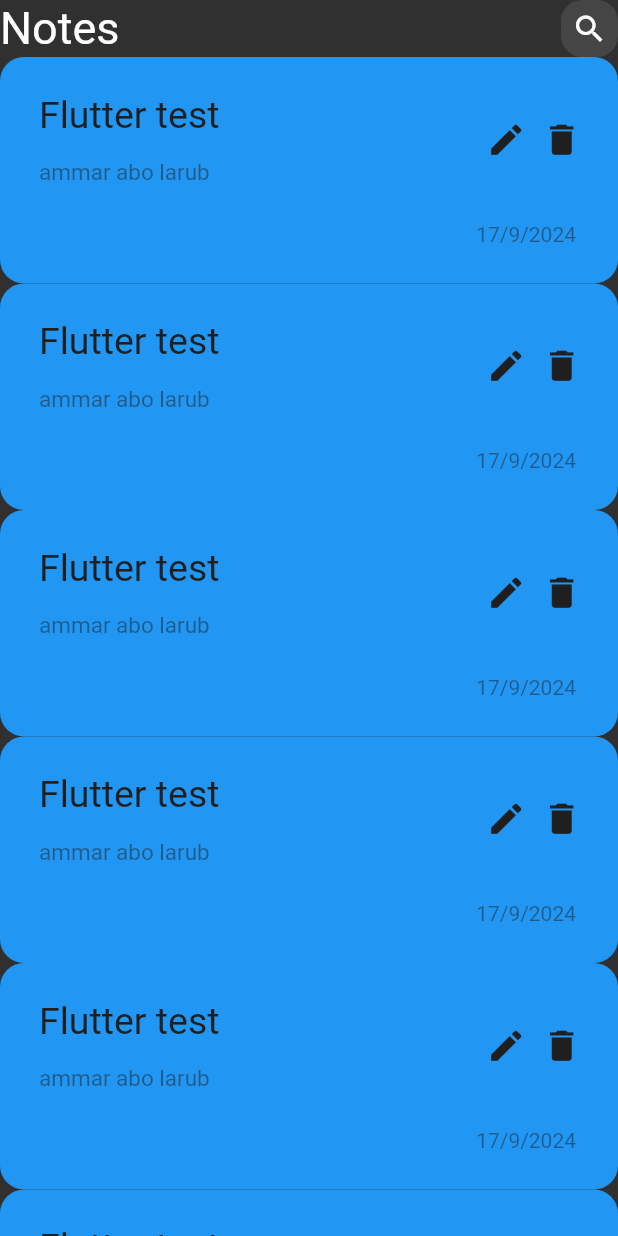
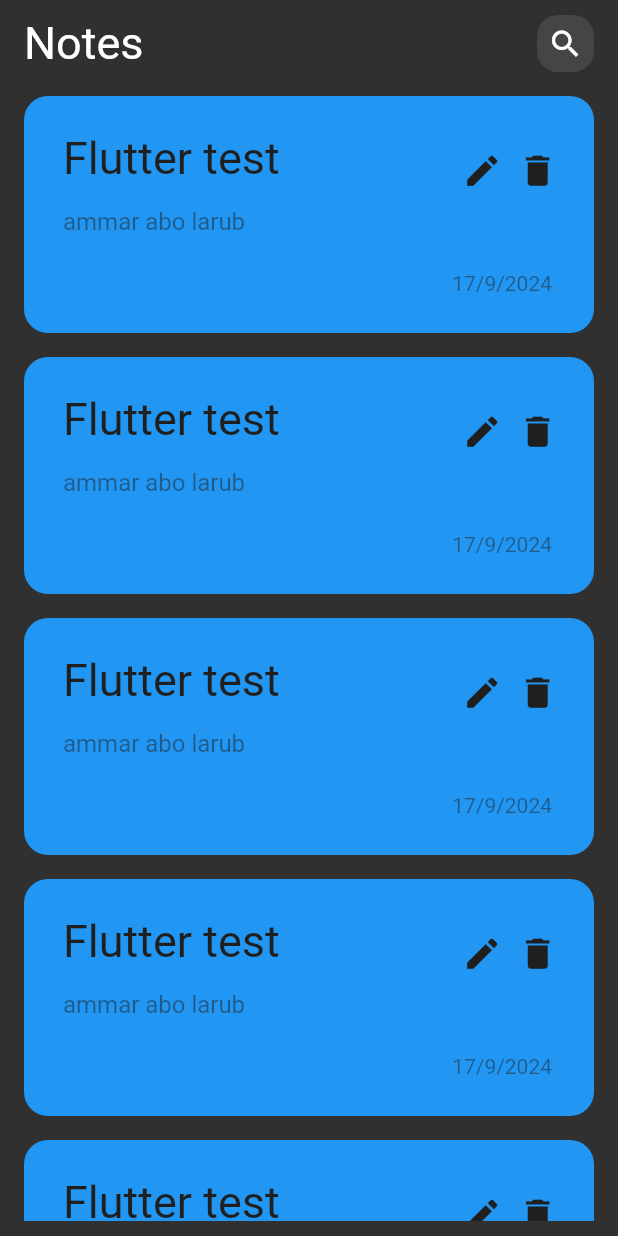
Before and after one commit to ammaraboalrub3/note_app, a Flutter app: the screen it shows after launch, on a phone screen of 412 x 824 dp. Run offline on Flutter 3.47's test engine with Material 2 defaults, Android fonts, the phone set to English and light mode, and no system bars.

Commit message:
add pading to NoteBodyView

```diff
--- a/lib/view/note_body_view.dart
+++ b/lib/view/note_body_view.dart
@@ -13,6 +13,8 @@ class NoteBodyView extends StatelessWidget {
   Widget build(BuildContext context) {
     return const Scaffold(
       body: SafeArea(
+        child: Padding(
+          padding: EdgeInsets.symmetric(horizontal: 16, vertical: 10),
           child: Column(
             children: [
               Row(
@@ -26,8 +28,12 @@ class NoteBodyView extends StatelessWidget {
                   ),
                 ],
               ),
+              SizedBox(
+                height: 16,
+              ),
               Expanded(child: CustomNoteItemBuilder()),
             ],
+          ),
         ),
       ),
     );
--- a/lib/widget/Custom_note_item_builder.dart
+++ b/lib/widget/Custom_note_item_builder.dart
@@ -7,6 +7,7 @@ class CustomNoteItemBuilder extends StatelessWidget {
   @override
   Widget build(BuildContext context) {
     return ListView.builder(
+        physics: const BouncingScrollPhysics(),
         itemCount: 10,
         itemBuilder: (context, index) {
           return const CustomNoteItem();
--- a/lib/widget/custom_note_item.dart
+++ b/lib/widget/custom_note_item.dart
@@ -8,7 +8,9 @@ class CustomNoteItem extends StatelessWidget {
 
   @override
   Widget build(BuildContext context) {
-    return Container(
+    return Padding(
+      padding: const EdgeInsets.only(bottom: 16),
+      child: Container(
         decoration: BoxDecoration(
             color: Colors.blue, borderRadius: BorderRadius.circular(16)),
         width: MediaQuery.of(context).size.width,
@@ -25,13 +27,13 @@ class CustomNoteItem extends StatelessWidget {
                     padding: const EdgeInsets.only(bottom: 15),
                     child: Text(
                       "Flutter test",
-                    style: TextStyle(color: kColor, fontSize: 25),
+                      style: TextStyle(color: kColor, fontSize: 30),
                     ),
                   ),
                   subtitle: Text(
                     "ammar abo larub ",
                     style:
-                      TextStyle(color: kColor.withOpacity(0.5), fontSize: 15),
+                        TextStyle(color: kColor.withOpacity(0.5), fontSize: 16),
                   ),
                   trailing: Row(
                     mainAxisSize: MainAxisSize.min,
@@ -61,8 +63,9 @@ class CustomNoteItem extends StatelessWidget {
             ),
             const SizedBox(
               height: 25,
-          )
+            ),
           ],
+        ),
       ),
     );
   }
```
Lines whose indentation alone changed are shown as unchanged.
